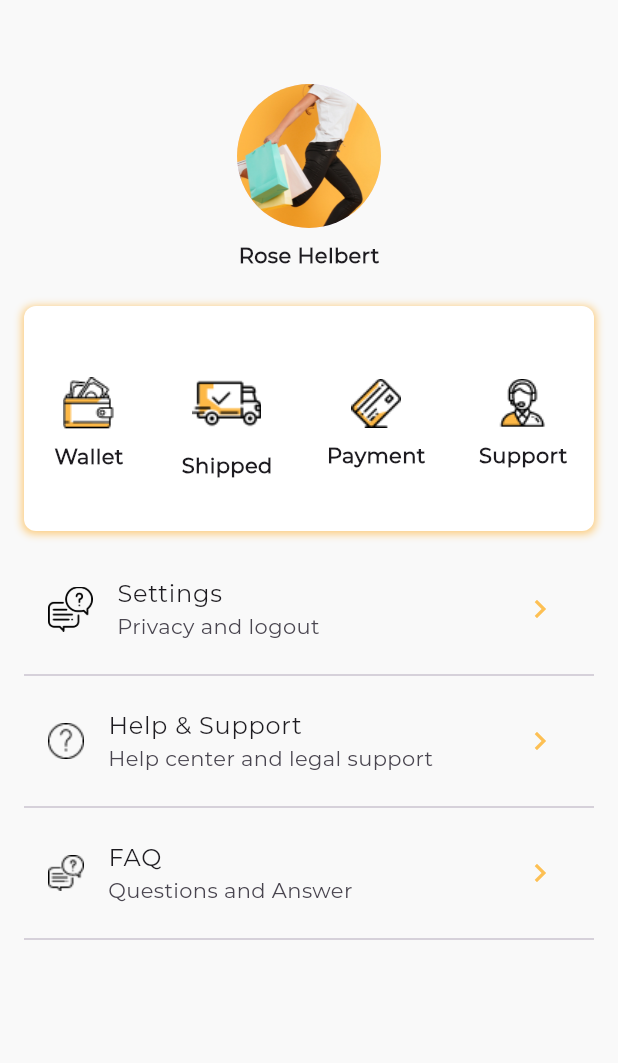
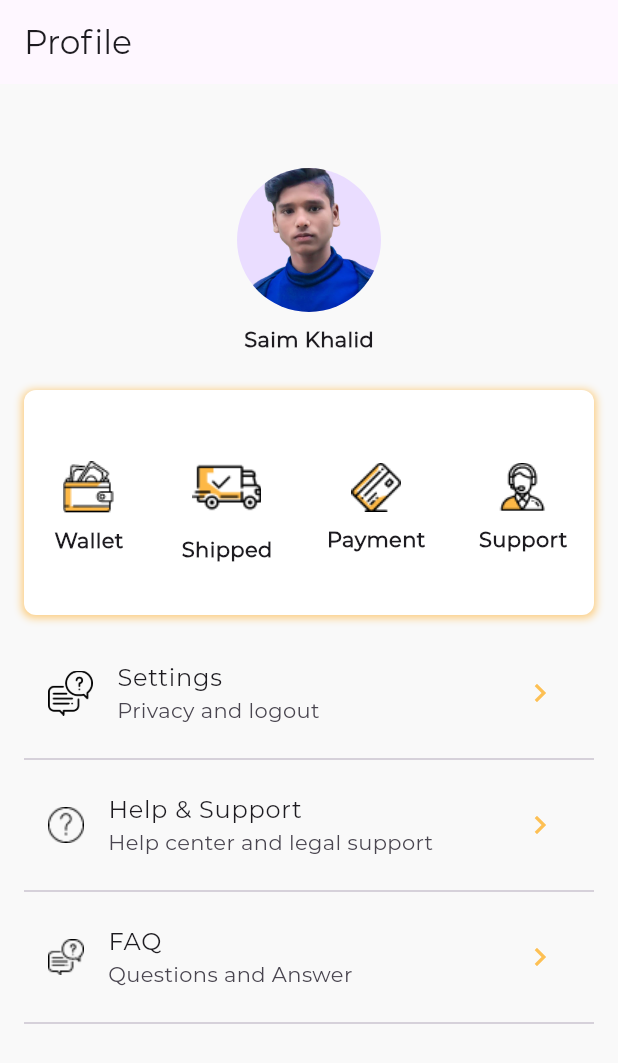
Before and after one commit to Saimrajput21/flutter_ecommerce_template-master0, a Flutter app: the ProfilePage screen opened directly, on a phone screen of 412 x 824 dp. Shown: the top 1063 px of the screen. Run offline on Flutter 3.47's test engine with Material 3 defaults, Android fonts, the phone set to English and light mode, and no system bars; our stand-ins replace card_swiper, flutter_rating_bar, flutter_svg, numberpicker, pin_code_text_field; missing offline and left inert: rubber.

Commit message:
🛒👋👋👋

```diff
--- a/lib/custom_background.dart
+++ b/lib/custom_background.dart
@@ -16,6 +16,6 @@ class MainBackground extends CustomPainter {
 
   @override
   bool shouldRepaint(CustomPainter oldDelegate) {
-    return false;
+    return true;
   }
 }
--- a/lib/screens/auth/forgot_password_page.dart
+++ b/lib/screens/auth/forgot_password_page.dart
@@ -87,7 +87,7 @@ class _ForgotPasswordPageState extends State<ForgotPasswordPage> {
         ),
       ),
     );
-
+//kya bat ha
     Widget phoneForm = Container(
       height: 210,
       child: Stack(
--- a/lib/screens/intro_page.dart
+++ b/lib/screens/intro_page.dart
@@ -18,7 +18,7 @@ class _IntroPageState extends State<IntroPage> {
 //      width: MediaQuery.of(context).size.width,
         decoration: BoxDecoration(
             color: Colors.grey[100],
-            image: DecorationImage(image: AssetImage('assets/background.png'))),
+            image: DecorationImage(image: AssetImage('assets/background.jpg'))),
         child: Stack(
           children: <Widget>[
             PageView(
--- a/lib/screens/profile_page.dart
+++ b/lib/screens/profile_page.dart
@@ -10,6 +10,7 @@ class ProfilePage extends StatelessWidget {
   @override
   Widget build(BuildContext context) {
     return Scaffold(
+      appBar: AppBar(title: Text("Profile"),),
       backgroundColor: Color(0xffF9F9F9),
       body: SafeArea(
         top: true,
@@ -21,12 +22,12 @@ class ProfilePage extends StatelessWidget {
               children: <Widget>[
                 CircleAvatar(
                   maxRadius: 48,
-                  backgroundImage: AssetImage('assets/background.jpg'),
+                  backgroundImage: AssetImage('assets/saim.png'),
                 ),
                 Padding(
                   padding: const EdgeInsets.all(8.0),
                   child: Text(
-                    'Rose Helbert',
+                    'Saim Khalid',
                     style: TextStyle(fontWeight: FontWeight.bold),
                   ),
                 ),
```
Also changed, not shown: assets/background.jpg, assets/saim.png (added).
